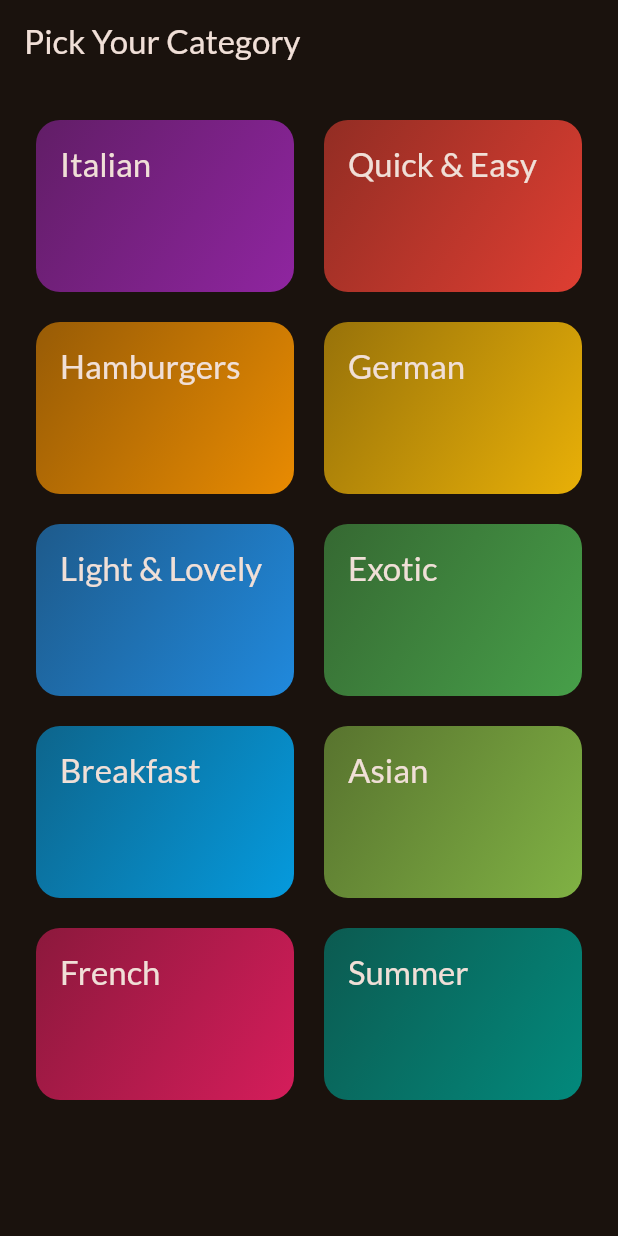
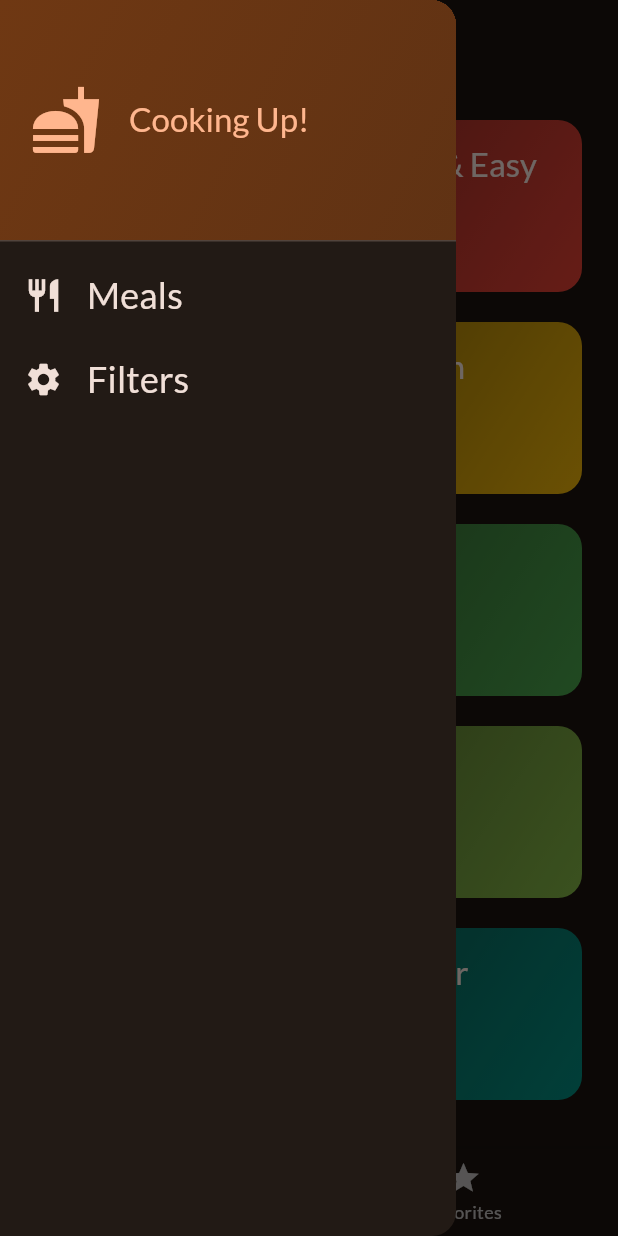
Before and after one commit to p-poudel/flutter_projects, a Flutter app: the screen it shows after launch, with the side drawer open (before the commit the screen has no drawer), on a phone screen of 412 x 824 dp. Run offline on Flutter 3.47's test engine with Material 3 defaults, Android fonts, the phone set to English and light mode, and no system bars; our stand-ins replace google_fonts, transparent_image.

Commit message:
Refining MEALS app, completed lec 21

```diff
--- a/meals/lib/main.dart
+++ b/meals/lib/main.dart
@@ -1,7 +1,6 @@
 import 'package:flutter/material.dart';
-
 import 'package:google_fonts/google_fonts.dart';
-import 'package:meals/screens/categories.dart';
+import 'package:meals/screens/tabs.dart';
 
 final theme = ThemeData(
   useMaterial3: true,
@@ -21,6 +20,6 @@ class App extends StatelessWidget {
 
   @override
   Widget build(BuildContext context) {
-    return MaterialApp(theme: theme, home: CategoriesScreen());
+    return MaterialApp(theme: theme, home: TabsScreen());
   }
 }
--- a/meals/lib/screens/categories.dart
+++ b/meals/lib/screens/categories.dart
@@ -1,11 +1,14 @@
 import 'package:flutter/material.dart';
 import 'package:meals/data/dummy_data.dart';
 import 'package:meals/models/category.dart';
+import 'package:meals/models/meal.dart';
 import 'package:meals/screens/meals.dart';
 import 'package:meals/widgets/category_grid_item.dart';
 
 class CategoriesScreen extends StatelessWidget {
-  const CategoriesScreen({super.key});
+  const CategoriesScreen({super.key, required this.onToggleFavorite});
+
+  final void Function(Meal meal) onToggleFavorite;
 
   void _selectCategory(BuildContext context, Category category) {
     final filteredMeals = dummyMeals
@@ -15,16 +18,14 @@ class CategoriesScreen extends StatelessWidget {
     Navigator.of(context).push(
       MaterialPageRoute(
         builder: (ctx) =>
-            MealsScreen(title: category.title, meals: filteredMeals),
+            MealsScreen(title: category.title, meals: filteredMeals, onToggleFavorite: onToggleFavorite,),
       ),
     );
   }
 
   @override
   Widget build(BuildContext context) {
-    return Scaffold(
-      appBar: AppBar(title: Text('Pick Your Category')),
-      body: GridView(
+    return GridView(
       padding: EdgeInsets.all(24),
       gridDelegate: SliverGridDelegateWithFixedCrossAxisCount(
         crossAxisCount: 2,
@@ -42,7 +43,6 @@ class CategoriesScreen extends StatelessWidget {
             },
           ),
       ],
-      ),
     );
   }
 }
--- /dev/null
+++ b/meals/lib/screens/tabs.dart
@@ -0,0 +1,88 @@
+import 'package:flutter/material.dart';
+import 'package:meals/models/meal.dart';
+import 'package:meals/screens/categories.dart';
+import 'package:meals/screens/filters.dart';
+import 'package:meals/screens/meals.dart';
+import 'package:meals/widgets/main_drawer.dart';
+
+class TabsScreen extends StatefulWidget {
+  const TabsScreen({super.key});
+
+  @override
+  State<TabsScreen> createState() => _TabsScreenState();
+}
+
+class _TabsScreenState extends State<TabsScreen> {
+  int _selectedPageIndex = 0;
+  final List<Meal> _favoriteMeals = [];
+
+  void _showInfoMessage(String message) {
+    ScaffoldMessenger.of(context).clearSnackBars();
+    ScaffoldMessenger.of(
+      context,
+    ).showSnackBar(SnackBar(content: Text(message)));
+  }
+
+  void _toggleMealFavoriteStatus(Meal meal) {
+    final isExisting = _favoriteMeals.contains(meal);
+
+    if (isExisting) {
+      setState(() {
+        _favoriteMeals.remove(meal);
+        _showInfoMessage('Meal is no longer a favorite.');
+      });
+    } else {
+      setState(() {
+        _favoriteMeals.add(meal);
+        _showInfoMessage('Meal is added to favorite.');
+      });
+    }
+  }
+
+  void _selectPage(int index) {
+    setState(() {
+      _selectedPageIndex = index;
+    });
+  }
+
+  void _setScreen(String identifier) {
+    Navigator.of(context).pop();
+    if (identifier == 'filters') {
+      Navigator.of(
+        context,
+      ).push(MaterialPageRoute(builder: (ctx) => FiltersScreen()));
+    }
+  }
+
+  @override
+  Widget build(BuildContext context) {
+    Widget activePage = CategoriesScreen(
+      onToggleFavorite: _toggleMealFavoriteStatus,
+    );
+    var activePageTitle = 'Categories';
+
+    if (_selectedPageIndex == 1) {
+      activePage = MealsScreen(
+        onToggleFavorite: _toggleMealFavoriteStatus,
+        meals: _favoriteMeals,
+      );
+      activePageTitle = 'Your Favorites';
+    }
+    return Scaffold(
+      appBar: AppBar(title: Text(activePageTitle)),
+      drawer: MainDrawer(onSelectScreen: _setScreen),
+      body: activePage,
+      bottomNavigationBar: BottomNavigationBar(
+        onTap: _selectPage,
+        currentIndex: _selectedPageIndex,
+        items: [
+          BottomNavigationBarItem(
+            icon: Icon(Icons.set_meal),
+            label: 'Categories',
+          ),
+          BottomNavigationBarItem(icon: Icon(Icons.star), label: 'Favorites'),
+        ],
+      ),
+    );
+  }
+}
--- /dev/null
+++ b/meals/lib/widgets/main_drawer.dart
@@ -0,0 +1,82 @@
+import 'package:flutter/material.dart';
+
+class MainDrawer extends StatelessWidget {
+  const MainDrawer({super.key, required this.onSelectScreen});
+
+  final void Function(String identifier) onSelectScreen;
+
+  @override
+  Widget build(BuildContext context) {
+    return Drawer(
+      child: Column(
+        children: [
+          DrawerHeader(
+            padding: EdgeInsetsGeometry.all(20),
+            decoration: BoxDecoration(
+              gradient: LinearGradient(
+                colors: [
+                  Theme.of(context).colorScheme.primaryContainer,
+                  Theme.of(
+                    context,
+                  ).colorScheme.primaryContainer.withValues(alpha: 0.8),
+                ],
+                begin: Alignment.topLeft,
+                end: AlignmentGeometry.bottomRight,
+              ),
+            ),
+            child: Row(
+              children: [
+                Icon(
+                  Icons.fastfood,
+                  size: 48,
+                  color: Theme.of(context).colorScheme.primary,
+                ),
+                SizedBox(width: 18),
+                Text(
+                  'Cooking Up!',
+                  style: Theme.of(context).textTheme.titleLarge!.copyWith(
+                    color: Theme.of(context).colorScheme.primary,
+                  ),
+                ),
+              ],
+            ),
+          ),
+          ListTile(
+            leading: Icon(
+              Icons.restaurant,
+              size: 26,
+              color: Theme.of(context).colorScheme.onSurface,
+            ),
+            title: Text(
+              'Meals',
+              style: Theme.of(context).textTheme.titleSmall!.copyWith(
+                color: Theme.of(context).colorScheme.onSurface,
+                fontSize: 24,
+              ),
+            ),
+            onTap: () {
+              onSelectScreen('meals');
+            },
+          ),
+          ListTile(
+            leading: Icon(
+              Icons.settings,
+              size: 26,
+              color: Theme.of(context).colorScheme.onSurface,
+            ),
+            title: Text(
+              'Filters',
+              style: Theme.of(context).textTheme.titleSmall!.copyWith(
+                color: Theme.of(context).colorScheme.onSurface,
+                fontSize: 24,
+              ),
+            ),
+            onTap: () {
+              onSelectScreen('filters');
+            },
+          ),
+        ],
+      ),
+    );
+  }
+}
```
Also changed, not shown: meals/lib/screens/filters.dart (added, +56 -0 lines), meals/lib/screens/meal_details.dart (added, +81 -0 lines), meals/lib/screens/meals.dart (+20 -4 lines), meals/lib/widgets/meal_item.dart (+32 -3 lines), meals/lib/widgets/meal_item_trait.dart (added, +19 -0 lines). Lines whose indentation alone changed are shown as unchanged.
